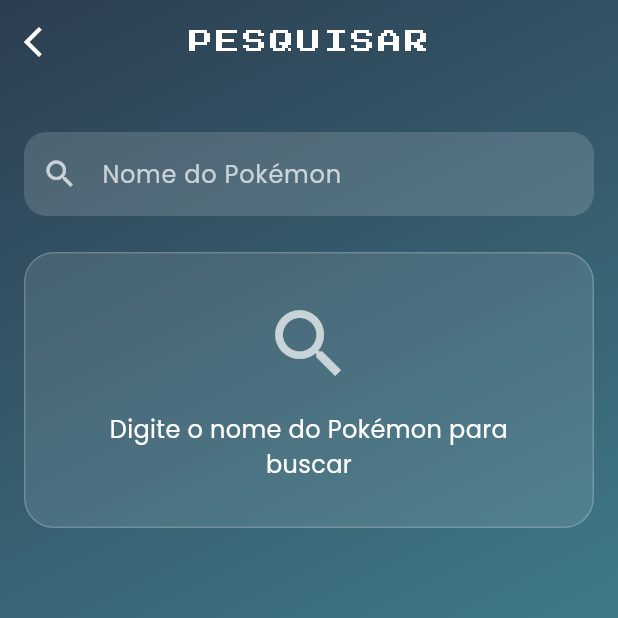
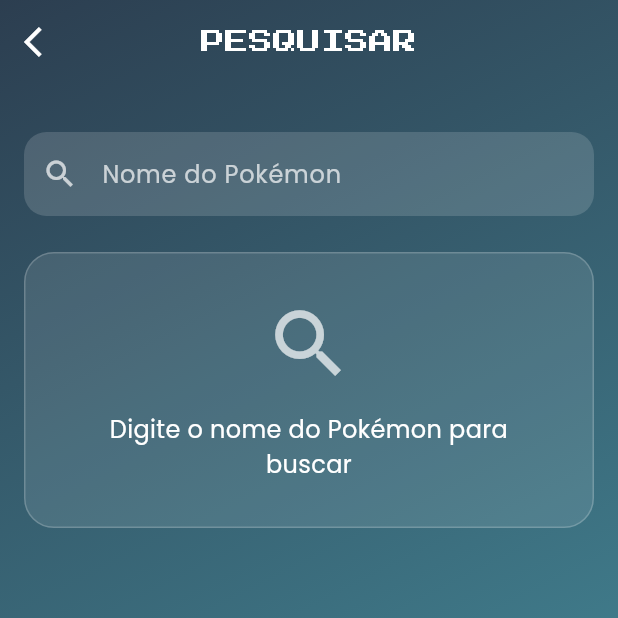
Before and after one commit to ruanhcr/pokemon_clean_arch, a Flutter app: the screen it shows after launch, after a tap on the "search" icon, on a phone screen of 412 x 824 dp, the top half of it. Run offline on Flutter 3.47's test engine with Material 3 defaults, Android fonts, the phone set to English and light mode, and no system bars; our stand-ins replace bloc_concurrency, dio, equatable, flutter_bloc, fpdart, get_it and 8 more; accounts and stored records are empty; network calls fail.

Commit message:
ajuste na abstraçao do google fonts

```diff
--- a/lib/pokemon/presentation/pages/list/pokemon_list_page.dart
+++ b/lib/pokemon/presentation/pages/list/pokemon_list_page.dart
@@ -2,7 +2,7 @@ import 'package:flutter/material.dart';
 import 'package:flutter_bloc/flutter_bloc.dart';
 import 'package:get_it/get_it.dart';
 import 'package:go_router/go_router.dart';
-import 'package:google_fonts/google_fonts.dart';
+import 'package:pokemon_clean_arch/core/ui/styles/app_typography.dart';
 import 'package:pokemon_clean_arch/pokemon/presentation/bloc/favorites/favorite_bloc.dart';
 import 'package:pokemon_clean_arch/pokemon/presentation/bloc/favorites/favorite_state.dart';
 import 'package:pokemon_clean_arch/pokemon/presentation/bloc/list/pokemon_list_bloc.dart';
@@ -12,8 +12,9 @@ import 'package:pokemon_clean_arch/pokemon/presentation/widgets/pokemon_card.dar
 import 'package:pokemon_clean_arch/pokemon/presentation/widgets/pokemon_grid_skeleton.dart';
 
 class PokemonListPage extends StatefulWidget {
-  const PokemonListPage({super.key, this.bloc});
   final PokemonListBloc? bloc;
+  final AppTypography? typography;
+  const PokemonListPage({super.key, this.bloc, this.typography});
 
   @override
   State<PokemonListPage> createState() => _PokemonListPageState();
@@ -21,12 +22,14 @@ class PokemonListPage extends StatefulWidget {
 
 class _PokemonListPageState extends State<PokemonListPage> {
   late final PokemonListBloc bloc;
+  late final AppTypography typography;
   final _scrollController = ScrollController();
 
   @override
   void initState() {
     super.initState();
     bloc = widget.bloc ?? GetIt.I.get<PokemonListBloc>();
+    typography = widget.typography ?? GetIt.I.get<AppTypography>();
     bloc.add(FetchPokemonListEvent());
     _scrollController.addListener(_onScroll);
   }
@@ -68,11 +71,7 @@ class _PokemonListPageState extends State<PokemonListPage> {
                 centerTitle: true,
                 title: Text(
                   'POKÉDEX',
-                  style: GoogleFonts.pressStart2p(
-                    color: Colors.white,
-                    fontSize: 16,
-                    letterSpacing: 2,
-                  ),
+                  style: typography.heading(16, Colors.white),
                 ),
               ),
               actions: [
--- a/lib/pokemon/presentation/pages/search/pokemon_search_page.dart
+++ b/lib/pokemon/presentation/pages/search/pokemon_search_page.dart
@@ -2,15 +2,16 @@ import 'package:flutter/material.dart';
 import 'package:flutter_bloc/flutter_bloc.dart';
 import 'package:get_it/get_it.dart';
 import 'package:go_router/go_router.dart';
-import 'package:google_fonts/google_fonts.dart';
+import 'package:pokemon_clean_arch/core/ui/styles/app_typography.dart';
 import 'package:pokemon_clean_arch/pokemon/presentation/bloc/search/pokemon_search_bloc.dart';
 import 'package:pokemon_clean_arch/pokemon/presentation/bloc/search/pokemon_search_event.dart';
 import 'package:pokemon_clean_arch/pokemon/presentation/bloc/search/pokemon_search_state.dart';
 import 'package:pokemon_clean_arch/pokemon/presentation/widgets/pokemon_card.dart';
 
 class PokemonSearchPage extends StatefulWidget {
-  const PokemonSearchPage({super.key, this.bloc});
+  const PokemonSearchPage({super.key, this.bloc, this.typography});
   final PokemonSearchBloc? bloc;
+  final AppTypography? typography;
 
   @override
   State<PokemonSearchPage> createState() => _PokemonSearchPageState();
@@ -19,11 +20,13 @@ class PokemonSearchPage extends StatefulWidget {
 class _PokemonSearchPageState extends State<PokemonSearchPage> {
   final textController = TextEditingController();
   late final PokemonSearchBloc bloc;
+  late final AppTypography typography;
 
   @override
   void initState() {
     super.initState();
     bloc = widget.bloc ?? GetIt.I.get<PokemonSearchBloc>();
+    typography = widget.typography ?? GetIt.I.get<AppTypography>();
   }
 
   @override
@@ -55,11 +58,7 @@ class _PokemonSearchPageState extends State<PokemonSearchPage> {
                 centerTitle: true,
                 title: Text(
                   'PESQUISAR',
-                  style: GoogleFonts.pressStart2p(
-                    color: Colors.white,
-                    fontSize: 16,
-                    letterSpacing: 2,
-                  ),
+                  style: typography.heading(16, Colors.white),
                 ),
                 leading: IconButton(
                   icon: const Icon(Icons.arrow_back_ios, color: Colors.white),
@@ -74,10 +73,10 @@ class _PokemonSearchPageState extends State<PokemonSearchPage> {
 
                     TextField(
                       controller: textController,
-                      style: GoogleFonts.poppins(color: Colors.white),
+                      style: typography.body(16, Colors.white),
                       decoration: InputDecoration(
                         labelText: 'Nome do Pokémon',
-                        labelStyle: GoogleFonts.poppins(color: Colors.white70),
+                        labelStyle: typography.body(16, Colors.white70),
                         filled: true,
                         fillColor: Colors.white.withAlpha((0.15 * 255).round()),
                         border: OutlineInputBorder(
@@ -204,7 +203,7 @@ class _PokemonSearchPageState extends State<PokemonSearchPage> {
           const SizedBox(height: 16),
           Text(
             message,
-            style: GoogleFonts.poppins(fontSize: 16, color: Colors.white),
+            style: typography.body(16, Colors.white),
             textAlign: TextAlign.center,
           ),
         ],
```
Also changed, not shown: lib/pokemon/presentation/pages/favorites/pokemon_favorites_page.dart (+7 -7 lines), 4 other files.
